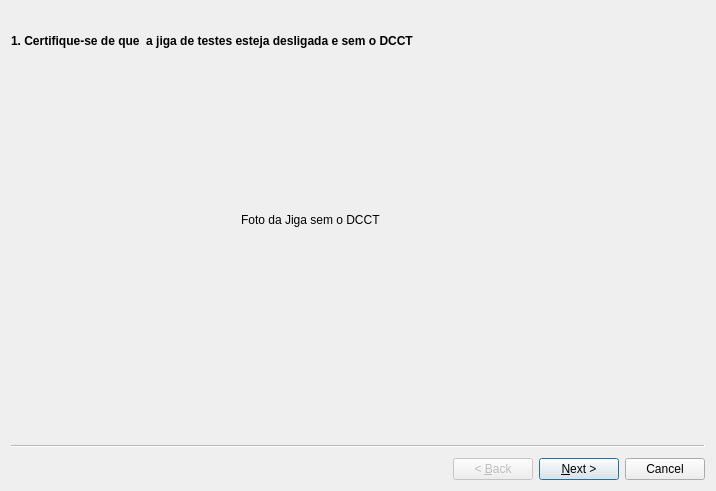
lnls-elp/jigas, file DCCT/wizard.ui: the form before one commit.
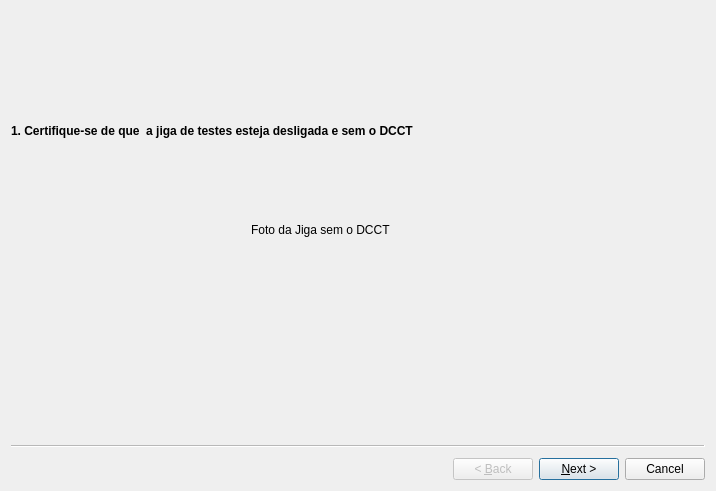
The form after the commit. Icons and pictures are not drawn.

Diff of the .ui file:
```diff
--- a/DCCT/wizard.ui
+++ b/DCCT/wizard.ui
@@ -21,7 +21,7 @@
     <property name="geometry">
      <rect>
       <x>0</x>
-      <y>10</y>
+      <y>100</y>
       <width>613</width>
       <height>40</height>
      </rect>
@@ -39,8 +39,8 @@
    <widget class="QLabel" name="label_19">
     <property name="geometry">
      <rect>
-      <x>230</x>
-      <y>200</y>
+      <x>240</x>
+      <y>210</y>
       <width>181</width>
       <height>17</height>
      </rect>
@@ -49,6 +49,38 @@
      <string>Foto da Jiga sem o DCCT</string>
     </property>
    </widget>
+   <widget class="QWidget" name="">
+    <property name="geometry">
+     <rect>
+      <x>0</x>
+      <y>0</y>
+      <width>189</width>
+      <height>72</height>
+     </rect>
+    </property>
+    <layout class="QHBoxLayout" name="horizontalLayout_3">
+     <item>
+      <widget class="QLabel" name="label_3">
+       <property name="text">
+        <string/>
+       </property>
+       <property name="pixmap">
+        <pixmap>../../../../Downloads/sirius_image.jpeg</pixmap>
+       </property>
+      </widget>
+     </item>
+     <item>
+      <widget class="QLabel" name="label_9">
+       <property name="text">
+        <string/>
+       </property>
+       <property name="pixmap">
+        <pixmap>../../../../Downloads/cnpem_image.gif</pixmap>
+       </property>
+      </widget>
+     </item>
+    </layout>
+   </widget>
   </widget>
   <widget class="QWizardPage" name="wizardPage2">
    <widget class="QLabel" name="label_2">
```
Left out of the diff: 218 changed lines with no effect on the pictures.
